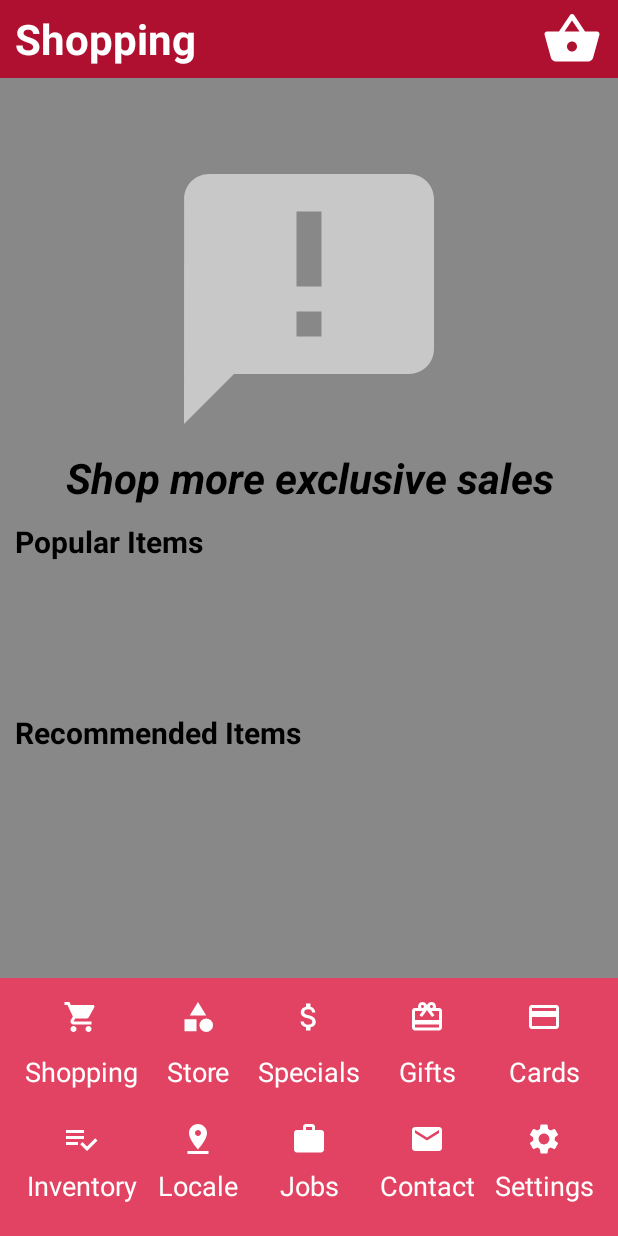
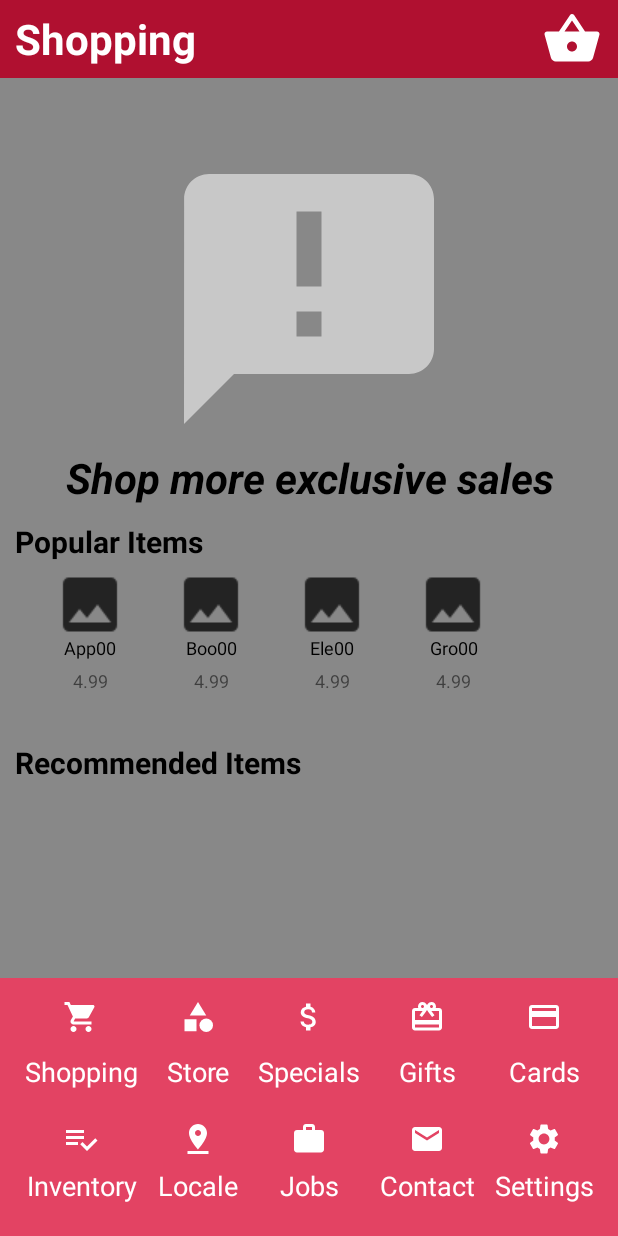
Before and after one commit to forrest-james/ads-app, an Android app: the screen it shows after launch (MainActivity), after a tap on "Mobile Shopping", on a phone screen of 412 x 824 dp. Run offline under Robolectric (Android 15) with nearby library versions, the phone set to English and light mode, and no system bars.

Commit message:
Added Popular and Recommended items to Shopping Fragment

```diff
--- a/AcmeDepartmentStore/app/src/main/java/com/ads/app/DataManager.java
+++ b/AcmeDepartmentStore/app/src/main/java/com/ads/app/DataManager.java
@@ -72,7 +72,7 @@ public class DataManager {
         for(int i = 0; i < rand.nextInt(5) + 1; i++) {
             items.add(new Item(
                     String.format("%s000%d", departmentName.charAt(0), i),
-                    String.format("%s000%d", departmentName, i),
+                    String.format("%s0%d", departmentName.substring(0,3), i),
                     rand.nextInt(10) + 0.99,
                     rand.nextBoolean(),
                     rand.nextBoolean()
--- /dev/null
+++ b/AcmeDepartmentStore/app/src/main/java/com/ads/app/ItemListAdapter.java
@@ -0,0 +1,42 @@
+package com.ads.app;
+
+import android.content.Context;
+import android.view.LayoutInflater;
+import android.view.View;
+import android.view.ViewGroup;
+import android.widget.ArrayAdapter;
+import android.widget.TextView;
+
+import java.util.ArrayList;
+import java.util.List;
+
+public class ItemListAdapter extends ArrayAdapter<Item> {
+
+    private Context _context;
+    private List<Item> _items = new ArrayList<>();
+
+    // Constructor
+    public ItemListAdapter(Context context, List<Item> items) {
+        super(context, 0, items);
+        _context = context;
+        _items = items;
+    }
+
+    @Override
+    public View getView(int position, View convertView, ViewGroup parent) {
+        View listItem = convertView;
+        if(listItem == null) {
+            listItem = LayoutInflater.from(_context).inflate(R.layout.item_list, parent, false);
+        }
+
+        Item currentItem = _items.get(position);
+
+        TextView name = (TextView)listItem.findViewById(R.id.item_name);
+        name.setText(currentItem.Name());
+
+        TextView price = (TextView)listItem.findViewById(R.id.item_price);
+        price.setText(String.format("%1$,.2f", currentItem.Price()));
+
+        return listItem;
+    }
+}
--- a/AcmeDepartmentStore/app/src/main/java/com/ads/app/ShoppingFragment.java
+++ b/AcmeDepartmentStore/app/src/main/java/com/ads/app/ShoppingFragment.java
@@ -3,14 +3,13 @@ package com.ads.app;
 import android.os.Bundle;
 
 import androidx.fragment.app.Fragment;
+import androidx.recyclerview.widget.LinearLayoutManager;
 
 import android.view.LayoutInflater;
 import android.view.View;
 import android.view.ViewGroup;
-import android.widget.ArrayAdapter;
-import android.widget.ListView;
+import android.widget.GridView;
 
-import java.util.ArrayList;
 import java.util.List;
 
 public class ShoppingFragment extends Fragment {
@@ -35,6 +34,26 @@ public class ShoppingFragment extends Fragment {
     public View onCreateView(LayoutInflater inflater, ViewGroup container,
                              Bundle savedInstanceState) {
         // Inflate the layout for this fragment
-        return inflater.inflate(R.layout.fragment_shopping, container, false);
+        View view = inflater.inflate(R.layout.fragment_shopping, container, false);
+
+        final GridView popularItemView = (GridView) view.findViewById(R.id.popular_list);
+        final GridView recommendedItemView = (GridView) view.findViewById(R.id.recommended_list);
+
+        List<Item> popularItems = DataManager.getInstance().PopularItems();
+        if(popularItems.size() > 5) {
+            popularItems = popularItems.subList(0, 4);
+        }
+        final ItemListAdapter popularAdapter = new ItemListAdapter(getActivity(), popularItems);
+        popularItemView.setAdapter(popularAdapter);
+
+        List<Item> recommendedItems = DataManager.getInstance().RecommendedItems();
+        if(recommendedItems.size() > 5) {
+            recommendedItems = recommendedItems.subList(0, 4);
+        }
+
+        final ItemListAdapter recommendedAdapter = new ItemListAdapter(getActivity(), recommendedItems);
+        recommendedItemView.setAdapter(recommendedAdapter);
+
+        return view;
     }
 }
--- /dev/null
+++ b/AcmeDepartmentStore/app/src/main/res/drawable/ic_baseline_image.xml
@@ -0,0 +1,5 @@
+<vector android:height="32dp" android:tint="#232323"
+    android:viewportHeight="24" android:viewportWidth="24"
+    android:width="32dp" xmlns:android="http://schemas.android.com/apk/res/android">
+    <path android:fillColor="@android:color/white" android:pathData="M21,19V5c0,-1.1 -0.9,-2 -2,-2H5c-1.1,0 -2,0.9 -2,2v14c0,1.1 0.9,2 2,2h14c1.1,0 2,-0.9 2,-2zM8.5,13.5l2.5,3.01L14.5,12l4.5,6H5l3.5,-4.5z"/>
+</vector>
--- /dev/null
+++ b/AcmeDepartmentStore/app/src/main/res/layout/department_item_list.xml
@@ -0,0 +1,19 @@
+<?xml version="1.0" encoding="utf-8"?>
+<LinearLayout
+    xmlns:android="http://schemas.android.com/apk/res/android"
+    xmlns:app="http://schemas.android.com/apk/res-auto"
+    android:layout_width="match_parent"
+    android:layout_height="match_parent"
+    android:orientation="vertical">
+
+    <TextView
+        android:id="@+id/department_name"
+        android:layout_width="wrap_content"
+        android:layout_height="wrap_content"
+        android:text="Test Department" />
+
+    <GridView
+        android:id="@+id/department_gridview"
+        android:layout_width="match_parent"
+        android:layout_height="match_parent" />
+</LinearLayout>
--- a/AcmeDepartmentStore/app/src/main/res/layout/fragment_shopping.xml
+++ b/AcmeDepartmentStore/app/src/main/res/layout/fragment_shopping.xml
@@ -52,18 +52,26 @@
                 android:textSize="20sp"
                 android:textStyle="bold" />
 
-            <HorizontalScrollView
-                android:id="@+id/popular_items_scroll"
+
+            <LinearLayout
                 android:layout_width="match_parent"
-                android:layout_height="100dp">
+                android:layout_height="match_parent"
+                android:orientation="horizontal"
+                android:padding="10dp"
+                android:paddingLeft="10dp"
+                android:paddingRight="10dp">
 
-                <LinearLayout
-                    android:layout_width="wrap_content"
-                    android:layout_height="match_parent"
-                    android:orientation="vertical">
+                <GridView
+                    android:id="@+id/popular_list"
+                    android:layout_width="match_parent"
+                    android:layout_height="100dp"
+                    android:columnWidth="100dp"
+                    android:horizontalSpacing="10dp"
+                    android:numColumns="5"
+                    android:rowCount="1"
+                    android:scrollbars="horizontal" />
 
-                </LinearLayout>
-            </HorizontalScrollView>
+            </LinearLayout>
 
             <TextView
                 android:layout_width="match_parent"
@@ -74,16 +82,32 @@
                 android:textSize="20sp"
                 android:textStyle="bold" />
 
-            <HorizontalScrollView
-                android:id="@+id/recommended_items_scroll"
+            <LinearLayout
                 android:layout_width="match_parent"
-                android:layout_height="100dp">
+                android:layout_height="match_parent"
+                android:orientation="horizontal"
+                android:padding="10dp"
+                android:paddingLeft="10dp"
+                android:paddingRight="10dp">
 
-                <LinearLayout
-                    android:layout_width="wrap_content"
-                    android:layout_height="match_parent"
-                    android:orientation="vertical" />
-            </HorizontalScrollView>
+                <GridView
+                    android:id="@+id/recommended_list"
+                    android:layout_width="match_parent"
+                    android:layout_height="100dp"
+                    android:columnWidth="100dp"
+                    android:horizontalSpacing="10dp"
+                    android:numColumns="5"
+                    android:rowCount="1"
+                    android:scrollbars="horizontal" />
+
+            </LinearLayout>
+
+            <LinearLayout
+                android:id="@+id/department_grids"
+                android:layout_width="match_parent"
+                android:layout_height="wrap_content"
+                android:orientation="vertical"></LinearLayout>
+
         </LinearLayout>
     </ScrollView>
 
--- /dev/null
+++ b/AcmeDepartmentStore/app/src/main/res/layout/item_list.xml
@@ -0,0 +1,36 @@
+<?xml version="1.0" encoding="utf-8"?>
+<LinearLayout xmlns:android="http://schemas.android.com/apk/res/android"
+    xmlns:app="http://schemas.android.com/apk/res-auto"
+    android:layout_width="100dp"
+    android:layout_height="80dp"
+    android:orientation="vertical">
+
+    <ImageView
+        android:id="@+id/imageView"
+        android:layout_width="wrap_content"
+        android:layout_height="wrap_content"
+        android:layout_gravity="center_horizontal|top"
+        android:layout_weight="1"
+        android:scaleX="1.5"
+        android:scaleY="1.5"
+        android:src="@drawable/ic_baseline_image" />
+
+    <TextView
+        android:id="@+id/item_name"
+        android:layout_width="match_parent"
+        android:layout_height="wrap_content"
+        android:layout_weight="1"
+        android:gravity="center"
+        android:text="Test Item 001"
+        android:textColor="@color/black"
+        android:textSize="12sp" />
+
+    <TextView
+        android:id="@+id/item_price"
+        android:layout_width="match_parent"
+        android:layout_height="wrap_content"
+        android:layout_weight="1"
+        android:gravity="center"
+        android:text="$9.99"
+        android:textSize="12sp" />
+</LinearLayout>
```
